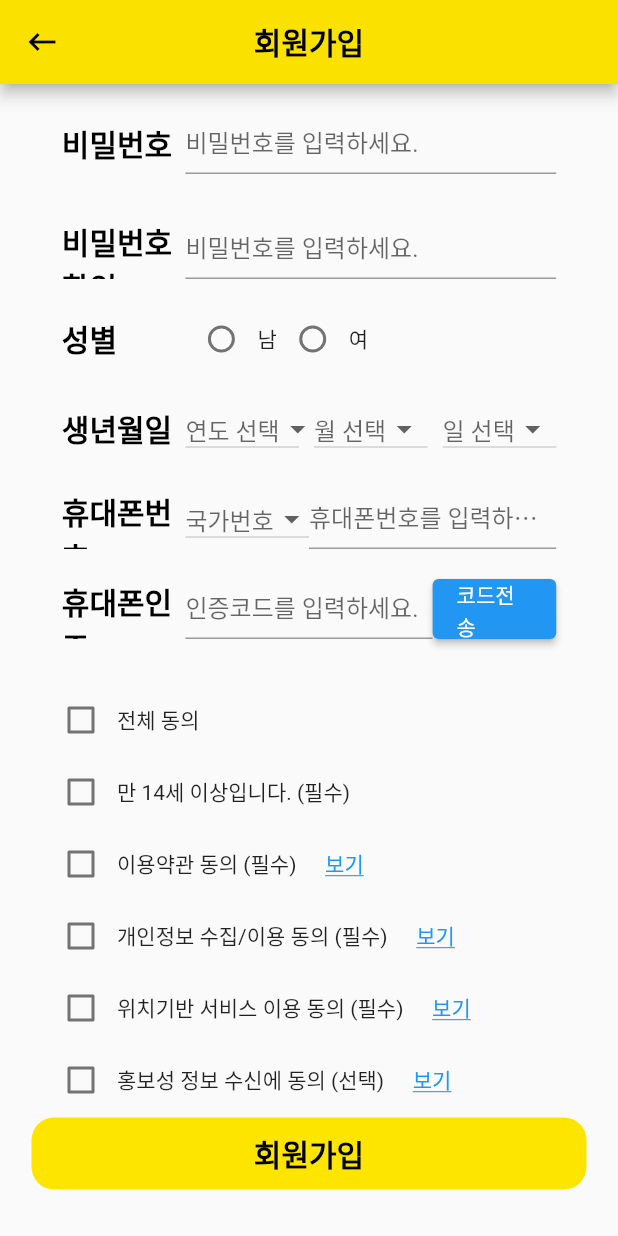
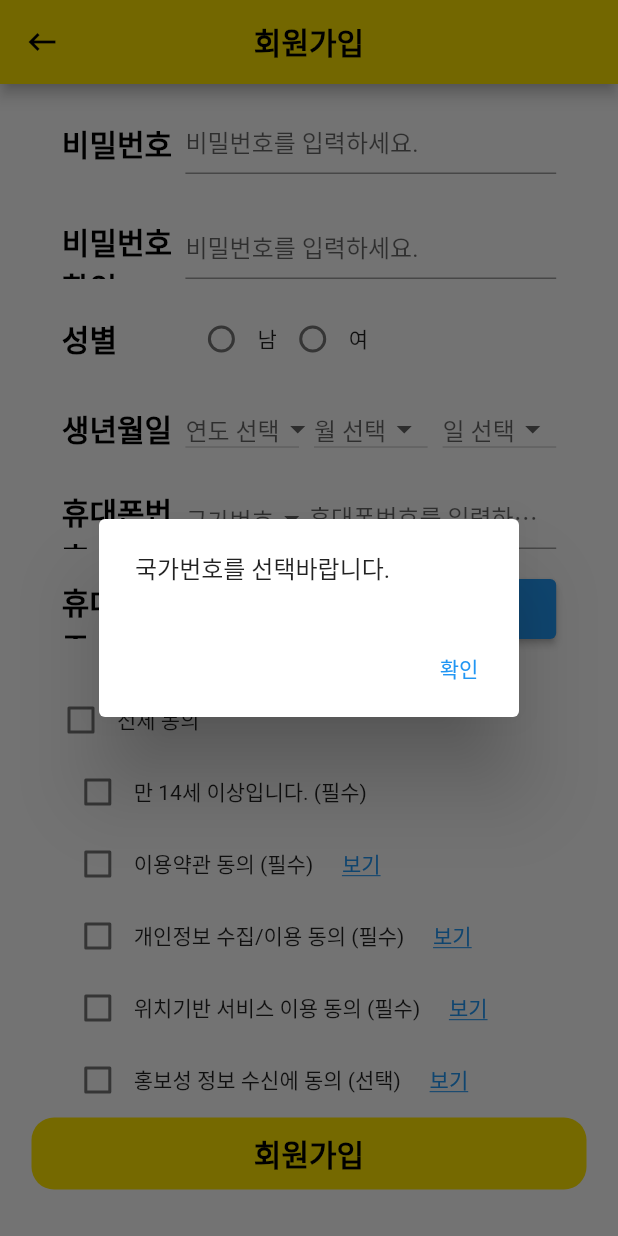
Before and after one commit to FEFastEasy/FEFE, a Flutter app: the Signup screen opened directly, scrolled down 200 dp, after a tap on "코드전송", on a phone screen of 412 x 824 dp. Run offline on Flutter 3.47's test engine with Material 2 defaults, Android fonts, the light colour scheme and no system bars; our stand-ins replace fl_chart, image_picker; missing offline and left inert: qr_code_scanner.

Commit message:
231008_signup add parsing

```diff
--- a/lib/login/signup.dart
+++ b/lib/login/signup.dart
@@ -60,7 +60,8 @@ class _SignupState extends State<Signup> {
 
   // 회원가입 parsing
   Future<void> registerUser() async {
-    final url = Uri.parse('http://192.168.219.100:8000/user-service/users'); // 서버의 URL을 지정해야 합니다.
+    final url = Uri.parse(
+        'http://192.168.219.100:8000/user-service/users'); // 서버의 URL을 지정해야 합니다.
 
     // 회원가입에 필요한 데이터를 맵 형태로 정의, json 자료형
     final Map<String, dynamic> data = {
@@ -104,7 +105,7 @@ class _SignupState extends State<Signup> {
   int? _selectedDay;
 
   final List<int> years =
-      List.generate(100, (index) => DateTime.now().year - index);
+      List.generate(100, (index) => (DateTime.now().year - 14) - index);
   final List<int> months = List.generate(12, (index) => index + 1);
   final List<int> days = List.generate(31, (index) => index + 1);
 
@@ -124,6 +125,23 @@ class _SignupState extends State<Signup> {
   ];
 
   Map<String, String>? _selectedCountry;
+
+  /*
+  // 휴대폰인증 문자전송
+  void _sendSMS(String phoneNumber, String message) async {
+    final SmsSender sender = new SmsSender();
+    final SmsMessage smsMessage = new SmsMessage(phoneNumber, message);
+
+    // SMS를 보내는데 필요한 권한을 확인합니다. 필요한 경우 사용자에게 권한을 요청해야 합니다.
+    bool hasPermission = await sender.requestSmsPermissions();
+    if (hasPermission) {
+      await sender.sendSms(smsMessage);
+      print('SMS가 전송되었습니다.');
+    } else {
+      print('SMS 권한이 거부되었습니다.');
+    }
+  }
+*/
 
   @override
   Widget build(BuildContext context) {
@@ -240,17 +258,22 @@ class _SignupState extends State<Signup> {
                   ),
                   child: TextButton(
                     onPressed: () {
-                      // 필수 약관 체크 여부 확인
-                      if (!_isAgeChecked ||
-                          !_isTermsChecked ||
-                          !_isPrivacyChecked ||
-                          !_isLocationChecked) {
-                        // 필수 약관 중 하나라도 동의되지 않은 경우 알림 표시
+                      // 필수 정부 입력 여부 확인
+                      if (_usernameController.text.isEmpty || // 이름 입력 여부 확인
+                              _selectedGender == null || // 성별 선택 여부 확인
+                              _selectedYear == null ||
+                              _selectedMonth == null ||
+                              _selectedDay == null || // 생년월일 선택 여부 확인
+                              _selectedCountry == null ||
+                          _mobileController.text.isEmpty || // 휴대폰번호 입력 여부 확인
+                              _mobileAuthController.text.isEmpty // 휴대폰 인증코드 입력 여부 확인
+                          ) {
+                        // 필수 정보 중 하나라도 입력되지 않은 경우 알림 표시
                         showDialog(
                           context: context,
                           builder: (context) {
                             return AlertDialog(
-                              content: Text('필수 약관에 동의해야 회원가입이 가능합니다.'),
+                              content: Text('필수 정보를 입력바랍니다.'),
                               actions: [
                                 TextButton(
                                   onPressed: () {
@@ -262,22 +285,16 @@ class _SignupState extends State<Signup> {
                             );
                           },
                         );
-                      } else if (
-                      _usernameController.text.isEmpty || // 이름 입력 여부 확인
-                          _selectedGender == null || // 성별 선택 여부 확인
-                          _selectedYear == null ||
-                          _selectedMonth == null ||
-                          _selectedDay == null || // 생년월일 선택 여부 확인
-                          _mobileController.text.isEmpty || // 휴대폰번호 입력 여부 확인
-                          _mobileAuthController.text
-                              .isEmpty // 휴대폰 인증코드 입력 여부 확인
-                      ) {
-                        // 필수 정보 중 하나라도 입력되지 않은 경우 알림 표시
+                      } else if (!_isAgeChecked ||
+                          !_isTermsChecked ||
+                          !_isPrivacyChecked ||
+                          !_isLocationChecked) {
+                        // 필수 약관 중 하나라도 동의되지 않은 경우 알림 표시
                         showDialog(
                           context: context,
                           builder: (context) {
                             return AlertDialog(
-                              content: Text('필수 정보를 입력바랍니다.'),
+                              content: Text('필수 약관에 동의해야 회원가입이 가능합니다.'),
                               actions: [
                                 TextButton(
                                   onPressed: () {
@@ -310,7 +327,8 @@ class _SignupState extends State<Signup> {
                         );
                       } else {
                         registerUser();
-                      };
+                      }
+                      ;
                     },
                     child: Text('회원가입',
                         style: TextStyle(
@@ -390,7 +408,9 @@ class _SignupState extends State<Signup> {
               ),
               obscureText: true,
               inputFormatters: [
-                FilteringTextInputFormatter.allow(RegExp(r'[a-zA-Z0-9!@#$%^&*(),.?":{}|<>]')),
+                LengthLimitingTextInputFormatter(8), // 최소 8자리로 제한
+                FilteringTextInputFormatter.allow(
+                    RegExp(r'[a-zA-Z0-9!@#$%^&*(),.?":{}|<>]')),
               ],
             ),
           ),
@@ -420,7 +440,8 @@ class _SignupState extends State<Signup> {
               ),
               obscureText: true,
               inputFormatters: [
-                FilteringTextInputFormatter.allow(RegExp(r'[a-zA-Z0-9!@#$%^&*(),.?":{}|<>]')),
+                FilteringTextInputFormatter.allow(
+                    RegExp(r'[a-zA-Z0-9!@#$%^&*(),.?":{}|<>]')),
               ],
             ),
           ),
@@ -553,7 +574,9 @@ class _SignupState extends State<Signup> {
   }
 
   void _updateBirthday() {
-    if (_selectedYear != null && _selectedMonth != null && _selectedDay != null) {
+    if (_selectedYear != null &&
+        _selectedMonth != null &&
+        _selectedDay != null) {
       _selectedBirthday =
           '$_selectedYear-${_selectedMonth.toString().padLeft(2, '0')}-${_selectedDay.toString().padLeft(2, '0')}';
     }
@@ -637,8 +660,100 @@ class _SignupState extends State<Signup> {
           Container(
             width: MediaQuery.of(context).size.width * 2 / 10,
             child: ElevatedButton(
+              onPressed: () async {
+                if (_selectedCountry == null || _mobileController.text.isEmpty) {
+                  showDialog(
+                    context: context,
+                    builder: (context) {
+                      return AlertDialog(
+                        content: Text('국가번호를 선택바랍니다.'),
+                        actions: [
+                          TextButton(
                             onPressed: () {
-                // 인증 코드 전송 동작을 여기에 구현하세요.
+                              Navigator.of(context).pop();
+                            },
+                            child: Text('확인'),
+                          ),
+                        ],
+                      );
+                    },
+                  );
+                  return;
+                }
+
+                // 서버에 전송할 데이터를 JSON 형식으로 만듭니다.
+                final Map<String, dynamic> requestData = {
+                  'mobileCountryCode': _selectedCountry?['code'], // 국가 코드
+                  'mobileNumber': _mobileController.text,
+                };
+
+                // 서버의 확인 엔드포인트 URL을 지정합니다.
+                final url = Uri.parse('http://192.168.219.100:8000/user-service/users'); // 실제 엔드포인트 URL로 변경하세요.
+
+                try {
+                  final response = await http.post(
+                    url,
+                    headers: <String, String>{
+                      'Content-Type': 'application/json; charset=UTF-8',
+                    },
+                    body: jsonEncode(requestData),
+                  );
+
+                  if (response.statusCode == 200) {
+                    // 서버 응답이 성공적인 경우
+                    // 서버에서 반환한 데이터를 확인하여 처리합니다.
+                    // 예를 들어, 가입 여부를 확인하고 적절한 동작을 수행합니다.
+                    final responseData = jsonDecode(response.body);
+                    bool isRegistered = responseData['isRegistered'];
+
+                    if (isRegistered) {
+                      // 이미 가입된 경우 처리
+                      showDialog(
+                        context: context,
+                        builder: (context) {
+                          return AlertDialog(
+                            content: Text('이미 가입된 휴대폰 번호입니다.'),
+                            actions: [
+                              TextButton(
+                                onPressed: () {
+                                  Navigator.of(context).pop();
+                                },
+                                child: Text('확인'),
+                              ),
+                            ],
+                          );
+                        },
+                      );
+                    } else {
+                      // 가입되지 않은 경우 처리
+                      // 인증 코드를 보내는 등의 동작을 수행할 수 있습니다.
+                      // 휴대폰 번호가 확인되면 인증 코드를 보내고
+                      // 다음 단계로 진행하는 등의 로직을 추가하세요.
+                      // 예시: _sendVerificationCode(fullPhoneNumber);
+                    }
+                  } else {
+                    // 서버 응답이 실패한 경우
+                    showDialog(
+                      context: context,
+                      builder: (context) {
+                        return AlertDialog(
+                          content: Text('서버에서 오류가 발생했습니다.'),
+                          actions: [
+                            TextButton(
+                              onPressed: () {
+                                Navigator.of(context).pop();
+                              },
+                              child: Text('확인'),
+                            ),
+                          ],
+                        );
+                      },
+                    );
+                  }
+                } catch (e) {
+                  // 네트워크 요청 중 오류가 발생한 경우 처리
+                  print('네트워크 요청 중 오류 발생: $e');
+                }
               },
               child: Text('코드전송'),
             ),
@@ -656,7 +771,9 @@ Widget _buildCheckBox02(
   ValueChanged<bool?> onChanged,
 ) {
   return Padding(
-    padding: const EdgeInsets.symmetric(horizontal: 30),
+    padding: const EdgeInsets.symmetric(horizontal: 0),
+    child: Container(
+      width: MediaQuery.of(context).size.width * 8 / 10,
       child: Row(
         children: [
           Checkbox(
@@ -665,6 +782,7 @@ Widget _buildCheckBox02(
           ),
           Text(label),
         ],
+      ),
     ),
   );
 }
@@ -677,7 +795,9 @@ Widget _buildCheckBox(
   String term,
 ) {
   return Padding(
-    padding: const EdgeInsets.symmetric(horizontal: 30),
+    padding: const EdgeInsets.symmetric(horizontal: 0),
+    child: Container(
+      width: MediaQuery.of(context).size.width * 8 / 10,
       child: Row(
         children: [
           Checkbox(
@@ -704,5 +824,6 @@ Widget _buildCheckBox(
             ),
         ],
       ),
+    ),
   );
 }
```
Lines whose indentation alone changed are shown as unchanged.
